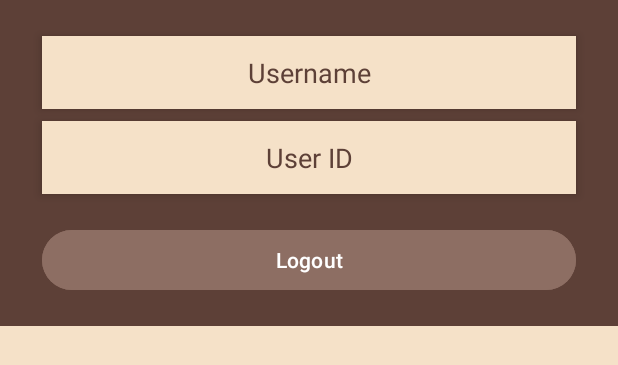
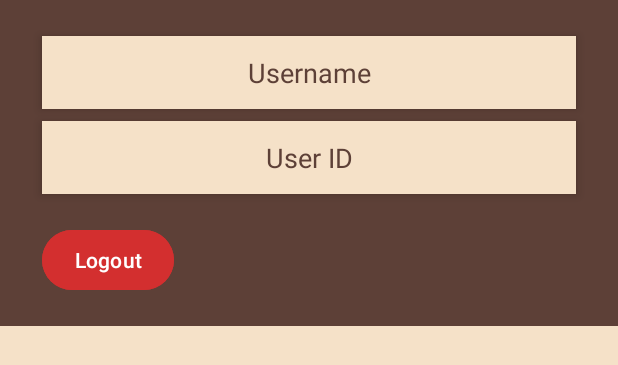
Before and after one commit to shreyash1224/Clarity, an Android app: the layout nav_header.xml on its own in the app's theme, with its tools: preview values and no code run, on a phone screen of 412 x 824 dp. Shown: the top 365 px of the screen. Run offline under Robolectric (Android 15) with nearby library versions, the phone set to English and light mode, and no system bars.

Commit message:
Updating nav_header and drawer_menu again

```diff
--- a/app/src/main/res/layout/activity_create_account.xml
+++ b/app/src/main/res/layout/activity_create_account.xml
@@ -37,6 +37,7 @@
         android:layout_width="match_parent"
         android:layout_height="wrap_content"
         android:hint="Enter Password"
+        android:inputType="textPassword"
         android:layout_marginBottom="16dp"/>
 
     <!-- Confirm Password Input -->
@@ -45,6 +46,7 @@
         style="@style/EditTextStyle"
         android:layout_width="match_parent"
         android:layout_height="wrap_content"
+        android:inputType="textPassword"
         android:hint="Confirm Password"
         android:layout_marginBottom="16dp"/>
 
--- a/app/src/main/res/layout/activity_login.xml
+++ b/app/src/main/res/layout/activity_login.xml
@@ -26,6 +26,7 @@
         style="@style/EditTextStyle"
         android:layout_width="match_parent"
         android:layout_height="wrap_content"
+        android:inputType="textPassword"
         android:hint="Password"
         android:layout_marginBottom="16dp"
         />
--- a/app/src/main/res/layout/nav_header.xml
+++ b/app/src/main/res/layout/nav_header.xml
@@ -41,11 +41,11 @@
 
     <Button
         android:id="@+id/bNhLogout"
-        android:layout_width="match_parent"
+        android:layout_width="wrap_content"
         android:layout_height="wrap_content"
         android:text="Logout"
         android:textColor="@color/white"
-        android:backgroundTint="@color/brown_light"
+        android:backgroundTint="@color/error_red"
         android:padding="10dp"
         android:layout_marginHorizontal="8dp"
         android:layout_marginTop="8dp"
```
